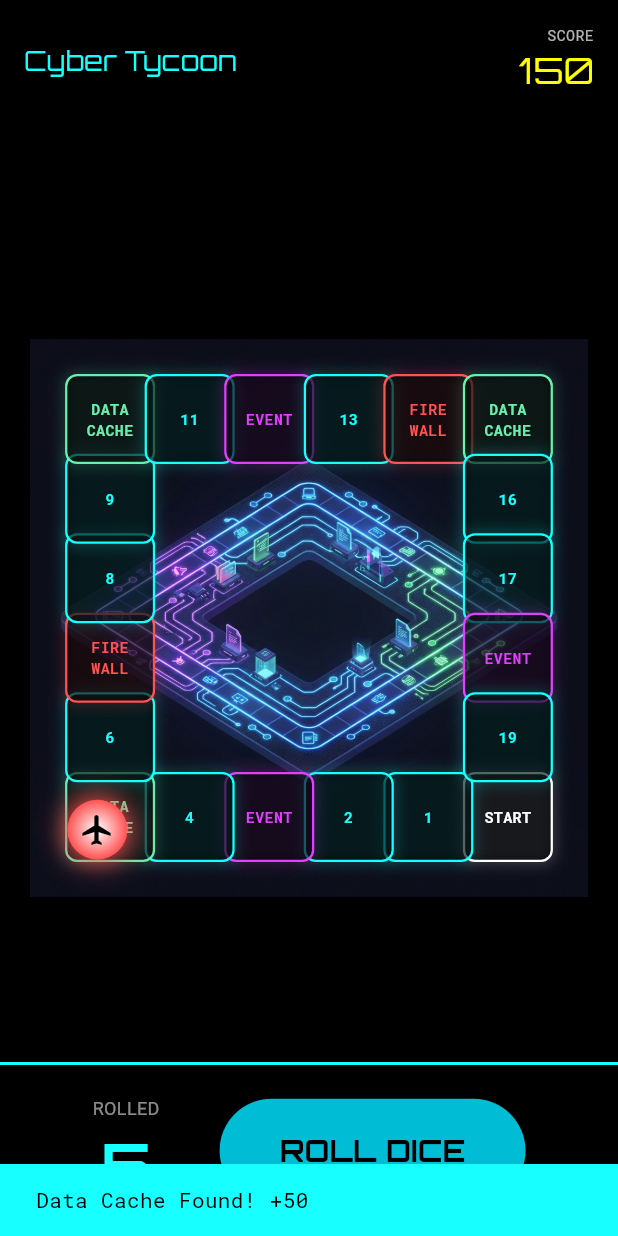
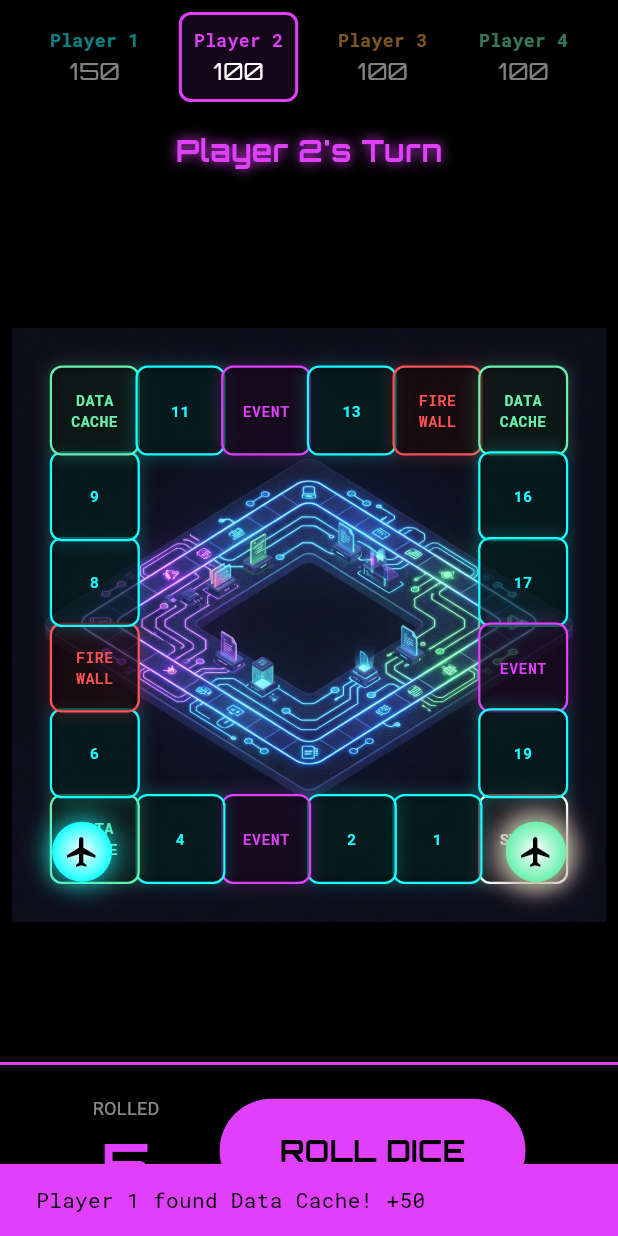
Before and after one commit to mrizkyandram18/luminoir-chronicles, a Flutter app: the GameBoardScreen screen opened by its route, after a tap on "ROLL DICE", on a phone screen of 412 x 824 dp. Run offline on Flutter 3.47's test engine with Material 3 defaults, Android fonts, the light colour scheme and no system bars; our stand-ins replace gap, go_router, google_fonts.

Commit message:
feat: Implement Phase 3 - Local Multiplayer & Visual Polish

```diff
--- a/lib/game/game_controller.dart
+++ b/lib/game/game_controller.dart
@@ -1,10 +1,15 @@
 import 'dart:math';
 import 'package:flutter/material.dart';
 import 'models/tile_model.dart';
+import 'models/player_model.dart';
 
 class GameController extends ChangeNotifier {
-  int _playerIndex = 0; // Current tile index (0-based)
+  // Phase 3: Multiplayer State
+  final List<Player> _players = [];
+  int _currentPlayerIndex = 0;
+
   int _diceRoll = 0; // Last dice roll result
+  String? _lastEffectMessage;
 
   // Total tiles on the board
   final int totalTiles = 20;
@@ -14,31 +19,47 @@ class GameController extends ChangeNotifier {
 
   // Phase 2: Tile Logic
   late final List<Tile> _tiles;
-  int _score = 100; // Start with 100 credits
-  String? _lastEffectMessage;
 
   GameController() {
     _boardPath = _generateRectangularPath(totalTiles);
     _tiles = _generateTiles(totalTiles);
+    _initializePlayers();
   }
 
-  int get playerIndex => _playerIndex;
+  // Getters
+  List<Player> get players => _players;
+  Player get currentPlayer => _players[_currentPlayerIndex];
+
+  // This is now purely for the "Last Rolled" display, logic uses currentPlayer position
   int get diceRoll => _diceRoll;
-  int get score => _score;
+  int get currentPlayerIndex => _currentPlayerIndex; // For UI highlighting
+
   String? get lastEffectMessage => _lastEffectMessage;
   List<Tile> get tiles => _tiles;
 
   // Expose the calculated path for the UI to render tiles
   List<Alignment> get boardPath => _boardPath;
 
-  Alignment get currentAlignment => _boardPath[_playerIndex];
+  Alignment getPlayerAlignment(Player p) => _boardPath[p.position];
+
+  void _initializePlayers() {
+    _players.clear();
+    _players.add(Player(id: 'p1', name: 'Player 1', color: Colors.cyanAccent));
+    _players.add(
+      Player(id: 'p2', name: 'Player 2', color: Colors.purpleAccent),
+    );
+    _players.add(
+      Player(id: 'p3', name: 'Player 3', color: Colors.orangeAccent),
+    );
+    _players.add(Player(id: 'p4', name: 'Player 4', color: Colors.greenAccent));
+  }
 
   Future<void> rollDice() async {
     _lastEffectMessage = null; // Clear previous message
     notifyListeners();
 
     _diceRoll = Random().nextInt(6) + 1; // 1-6
-    _movePlayer(_diceRoll);
+    _moveCurrentPlayer(_diceRoll);
     notifyListeners();
 
     // Wait for animation to finish (approx matching UI duration)
@@ -46,10 +67,24 @@ class GameController extends ChangeNotifier {
     await Future.delayed(const Duration(milliseconds: 600));
 
     _handleTileLanding();
+
+    // Auto specific delay before next turn? Or just let user click?
+    // User request: "nextTurn() to move to next player".
+    // Let's create a separate method for nextTurn if needed, but for MVP
+    // we can auto-advance or just leave the state ready for next click.
+    // Let's NOT auto-advance instantly so they can see the effect.
+    // But then the button needs to change to "END TURN" or we just update index.
+    // Simpler: Just update index now so next click is next player.
+    _nextTurn();
   }
 
-  void _movePlayer(int steps) {
-    _playerIndex = (_playerIndex + steps) % totalTiles;
+  void _moveCurrentPlayer(int steps) {
+    currentPlayer.position = (currentPlayer.position + steps) % totalTiles;
+  }
+
+  void _nextTurn() {
+    _currentPlayerIndex = (_currentPlayerIndex + 1) % _players.length;
+    notifyListeners();
   }
 
   /// Generates a list of Alignments forming a rectangular loop (20 tiles).
@@ -160,23 +195,26 @@ class GameController extends ChangeNotifier {
   }
 
   void _handleTileLanding() {
-    final currentTile = _tiles[_playerIndex];
+    final currentTile = _tiles[currentPlayer.position];
 
     switch (currentTile.type) {
       case TileType.start:
-        _score += currentTile.value;
-        _lastEffectMessage = "Passed Go! +${currentTile.value}";
+        currentPlayer.score += currentTile.value;
+        _lastEffectMessage =
+            "${currentPlayer.name} Passed Go! +${currentTile.value}";
         break;
       case TileType.reward:
-        _score += currentTile.value;
-        _lastEffectMessage = "Data Cache Found! +${currentTile.value}";
+        currentPlayer.score += currentTile.value;
+        _lastEffectMessage =
+            "${currentPlayer.name} found Data Cache! +${currentTile.value}";
         break;
       case TileType.penalty:
-        _score += currentTile.value; // value is negative
-        _lastEffectMessage = "Hit Firewall! ${currentTile.value}";
+        currentPlayer.score += currentTile.value; // value is negative
+        _lastEffectMessage =
+            "${currentPlayer.name} hit Firewall! ${currentTile.value}";
         break;
       case TileType.event:
-        _lastEffectMessage = "System Scan... Safe.";
+        _lastEffectMessage = "${currentPlayer.name} Scan... Safe.";
         break;
       case TileType.neutral:
         // No effect
--- /dev/null
+++ b/lib/game/models/player_model.dart
@@ -0,0 +1,19 @@
+import 'dart:ui';
+
+class Player {
+  final String id;
+  final String name;
+  final Color color;
+  int position;
+  int score;
+  final bool isHuman;
+
+  Player({
+    required this.id,
+    required this.name,
+    required this.color,
+    this.position = 0,
+    this.score = 100,
+    this.isHuman = true,
+  });
+}
--- a/lib/game/screens/game_board_screen.dart
+++ b/lib/game/screens/game_board_screen.dart
@@ -15,14 +15,80 @@ class GameBoardScreen extends StatelessWidget {
 
     return Scaffold(
       backgroundColor: Colors.black,
-      body: Stack(
+      body: SafeArea(
+        child: Column(
           children: [
-          // 1. The Board Image (Centered)
-          Center(
+            // 1. Top Bar - Player Scores
+            Container(
+              padding: const EdgeInsets.symmetric(vertical: 8, horizontal: 16),
+              color: Colors.black54,
+              child: Row(
+                mainAxisAlignment: MainAxisAlignment.spaceAround,
+                children: controller.players.map((player) {
+                  final isActive = controller.currentPlayer.id == player.id;
+                  return AnimatedOpacity(
+                    duration: const Duration(milliseconds: 300),
+                    opacity: isActive ? 1.0 : 0.5,
+                    child: Container(
+                      padding: const EdgeInsets.all(8),
+                      decoration: isActive
+                          ? BoxDecoration(
+                              border: Border.all(color: player.color, width: 2),
+                              borderRadius: BorderRadius.circular(8),
+                              color: player.color.withValues(alpha: 0.1),
+                            )
+                          : null,
+                      child: Column(
+                        children: [
+                          Text(
+                            player.name,
+                            style: GoogleFonts.robotoMono(
+                              color: player.color,
+                              fontSize: 12,
+                              fontWeight: FontWeight.bold,
+                            ),
+                          ),
+                          Text(
+                            '${player.score}',
+                            style: GoogleFonts.orbitron(
+                              color: Colors.white,
+                              fontSize: 16,
+                            ),
+                          ),
+                        ],
+                      ),
+                    ),
+                  );
+                }).toList(),
+              ),
+            ),
+
+            // 2. Turn Indicator
+            Padding(
+              padding: const EdgeInsets.only(top: 10, bottom: 10),
+              child: Text(
+                "${controller.currentPlayer.name}'s Turn",
+                style: GoogleFonts.orbitron(
+                  color: controller.currentPlayer.color,
+                  fontSize: 20,
+                  fontWeight: FontWeight.bold,
+                  shadows: [
+                    Shadow(
+                      color: controller.currentPlayer.color,
+                      blurRadius: 10,
+                    ),
+                  ],
+                ),
+              ),
+            ),
+
+            // 3. The Board (Expanded to fit remaining space)
+            Expanded(
+              child: Center(
                 child: AspectRatio(
                   aspectRatio: 1.0,
                   child: Container(
-                margin: const EdgeInsets.all(20),
+                    margin: const EdgeInsets.all(8), // Small margin
                     decoration: BoxDecoration(
                       image: DecorationImage(
                         image: AssetImage(
@@ -31,11 +97,9 @@ class GameBoardScreen extends StatelessWidget {
                         fit: BoxFit.contain,
                       ),
                     ),
-                // 2. The Token (Overlay on top of board)
                     child: Stack(
                       children: [
                         // A. Render the 20 Tiles visual
-                    // We iterate through the generated path points and place a visual "Tile" at each.
                         ...List.generate(controller.tiles.length, (index) {
                           final tile = controller.tiles[index];
                           Color tileColor;
@@ -59,24 +123,18 @@ class GameBoardScreen extends StatelessWidget {
                           return Align(
                             alignment: controller.boardPath[index],
                             child: Container(
-                          width: 60, // Requested 60x60
+                              width: 60,
                               height: 60,
                               decoration: BoxDecoration(
-                            color: Colors.black.withValues(
-                              alpha: 0.6,
-                            ), // Darker background
+                                color: Colors.black.withValues(alpha: 0.6),
                                 border: Border.all(
-                              color: tileColor, // Tile Type color
+                                  color: tileColor,
                                   width: 1.5,
                                 ),
-                            borderRadius: BorderRadius.circular(
-                              8,
-                            ), // Slightly rounded
+                                borderRadius: BorderRadius.circular(8),
                                 boxShadow: [
                                   BoxShadow(
-                                color: tileColor.withValues(
-                                  alpha: 0.2,
-                                ), // Glow matches type
+                                    color: tileColor.withValues(alpha: 0.2),
                                     blurRadius: 8,
                                     spreadRadius: 1,
                                   ),
@@ -97,90 +155,57 @@ class GameBoardScreen extends StatelessWidget {
                           );
                         }),
 
-                    // B. The Token (Overlay on top of tiles)
-                    AnimatedAlign(
-                      duration: const Duration(
-                        milliseconds: 300,
-                      ), // Snappier movement
-                      curve: Curves.easeOutBack, // Bouncy feel
-                      alignment: controller.currentAlignment,
+                        // B. The Tokens
+                        ...controller.players.map((player) {
+                          return AnimatedAlign(
+                            duration: const Duration(milliseconds: 300),
+                            curve: Curves.easeOutBack,
+                            alignment: controller.getPlayerAlignment(player),
                             child: Container(
-                        width: 40, // Token smaller than tile to fit inside
+                              width: 40,
                               height: 40,
                               decoration: BoxDecoration(
                                 shape: BoxShape.circle,
                                 color: Colors.white,
                                 boxShadow: [
                                   BoxShadow(
-                              color: Colors.redAccent,
+                                    color: player.color.withValues(alpha: 0.8),
                                     blurRadius: 15,
                                     spreadRadius: 2,
                                   ),
                                 ],
                                 gradient: RadialGradient(
-                            colors: [Colors.white, Colors.redAccent],
+                                  colors: [Colors.white, player.color],
                                 ),
+                                border: controller.currentPlayer.id == player.id
+                                    ? Border.all(color: Colors.white, width: 3)
+                                    : null,
                               ),
-                        child: const Icon(
+                              child: Icon(
                                 Icons.flight,
                                 color: Colors.black,
                                 size: 24,
-                        ), // Drone icon
                               ),
                             ),
+                          );
+                        }),
                       ],
                     ),
                   ),
                 ),
               ),
+            ),
 
-          // 3. HUD / Controls (Overlay on top of everything)
-          SafeArea(
-            child: Column(
-              children: [
-                // Top Bar
-                Padding(
-                  padding: const EdgeInsets.all(16.0),
-                  child: Row(
-                    mainAxisAlignment: MainAxisAlignment.spaceBetween,
-                    children: [
-                      Text(
-                        'Cyber Tycoon',
-                        style: GoogleFonts.orbitron(
-                          color: Colors.cyanAccent,
-                          fontSize: 18,
-                        ),
-                      ),
-                      Column(
-                        crossAxisAlignment: CrossAxisAlignment.end,
-                        children: [
-                          Text(
-                            'SCORE',
-                            style: GoogleFonts.robotoMono(
-                              color: Colors.white70,
-                              fontSize: 10,
-                            ),
-                          ),
-                          Text(
-                            '${controller.score}',
-                            style: GoogleFonts.orbitron(
-                              color: Colors.yellowAccent,
-                              fontSize: 24,
-                            ),
-                          ),
-                        ],
-                      ),
-                    ],
-                  ),
-                ),
-                const Spacer(),
-                // Bottom Controls
+            // 4. Bottom Controls
             Container(
               padding: const EdgeInsets.all(20),
               decoration: BoxDecoration(
                 color: Colors.black87,
                 border: Border(
-                      top: BorderSide(color: Colors.cyanAccent, width: 2),
+                  top: BorderSide(
+                    color: controller.currentPlayer.color,
+                    width: 2,
+                  ),
                 ),
               ),
               child: Row(
@@ -198,7 +223,7 @@ class GameBoardScreen extends StatelessWidget {
                       Text(
                         '${controller.diceRoll}',
                         style: GoogleFonts.orbitron(
-                              color: Colors.cyanAccent,
+                          color: controller.currentPlayer.color,
                           fontSize: 40,
                           fontWeight: FontWeight.bold,
                         ),
@@ -208,7 +233,7 @@ class GameBoardScreen extends StatelessWidget {
                   const Gap(40),
                   ElevatedButton(
                     style: ElevatedButton.styleFrom(
-                          backgroundColor: Colors.cyan,
+                      backgroundColor: controller.currentPlayer.color,
                       foregroundColor: Colors.black,
                       padding: const EdgeInsets.symmetric(
                         horizontal: 40,
@@ -219,8 +244,7 @@ class GameBoardScreen extends StatelessWidget {
                       final game = context.read<GameController>();
                       await game.rollDice();
 
-                          if (context.mounted &&
-                              game.lastEffectMessage != null) {
+                      if (context.mounted && game.lastEffectMessage != null) {
                         ScaffoldMessenger.of(context).showSnackBar(
                           SnackBar(
                             content: Text(
@@ -229,8 +253,8 @@ class GameBoardScreen extends StatelessWidget {
                                 color: Colors.black,
                               ),
                             ),
-                                backgroundColor: Colors.cyanAccent,
-                                duration: const Duration(seconds: 1),
+                            backgroundColor: game.currentPlayer.color,
+                            duration: const Duration(seconds: 2),
                           ),
                         );
                       }
@@ -249,8 +273,6 @@ class GameBoardScreen extends StatelessWidget {
           ],
         ),
       ),
-        ],
-      ),
     );
   }
 }
```
Lines whose indentation alone changed are shown as unchanged.
